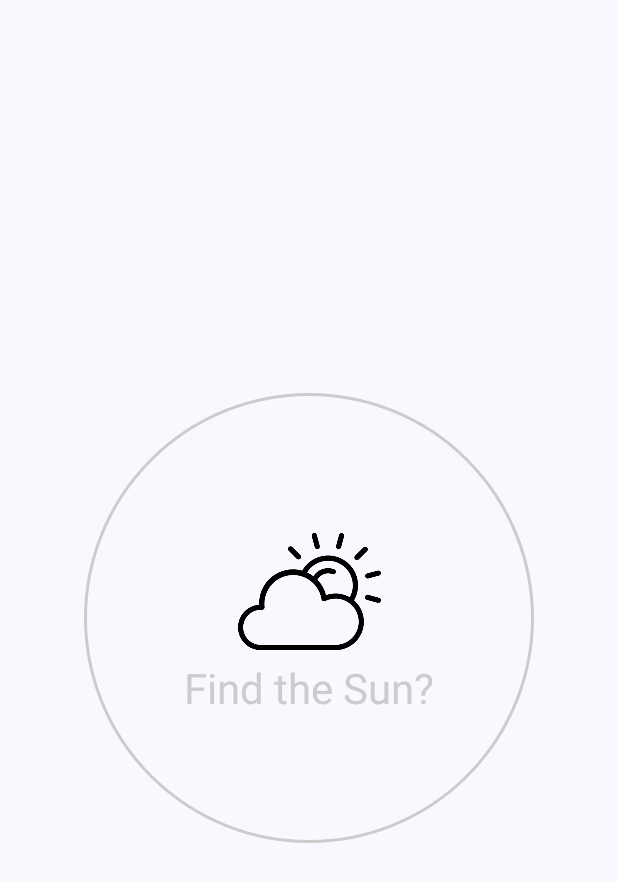
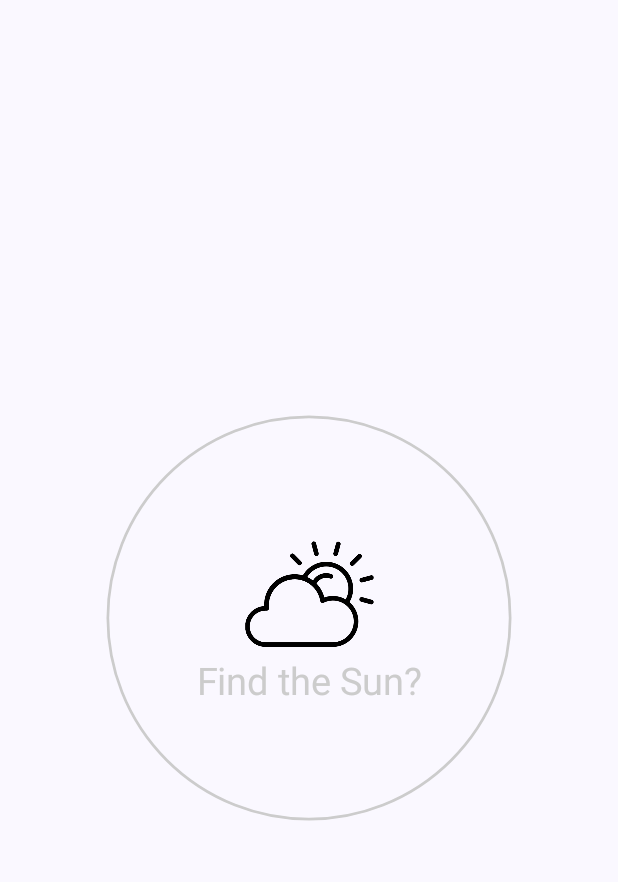
Before and after one commit to MeteorBlitz/jetWeatherForecast, an Android app built with Jetpack Compose: the @Preview function GreetingPreview, on a phone screen of 412 x 824 dp. Shown: the top 882 px of the screen. Run offline under Robolectric (Android 15) with nearby library versions, the phone set to English and light mode, and no system bars; our stand-ins replace Dagger/Hilt's generated code.

Commit message:
Creating UI - Animate splashscreen & navigate to homeScreen

```diff
--- a/app/src/main/java/com/example/jetweatherforecast/navigation/WeatherNavigation.kt
+++ b/app/src/main/java/com/example/jetweatherforecast/navigation/WeatherNavigation.kt
@@ -4,6 +4,7 @@ import androidx.compose.runtime.Composable
 import androidx.navigation.compose.NavHost
 import androidx.navigation.compose.composable
 import androidx.navigation.compose.rememberNavController
+import com.example.jetweatherforecast.screens.MainScreen
 import com.example.jetweatherforecast.screens.WeatherSplashScreen
 
 @Composable
@@ -12,7 +13,9 @@ fun WeatherNavigation(){
     NavHost(navController = naviController, startDestination = WeatherScreens.SplashScreen.name) {
         composable(WeatherScreens.SplashScreen.name) {
             WeatherSplashScreen(navController = naviController)
-
+        }
+        composable(WeatherScreens.MainScreen.name) {
+            MainScreen(navController = naviController)
         }
 
     }
--- /dev/null
+++ b/app/src/main/java/com/example/jetweatherforecast/screens/MainScreen.kt
@@ -0,0 +1,11 @@
+package com.example.jetweatherforecast.screens
+
+import androidx.compose.material3.Text
+import androidx.compose.runtime.Composable
+import androidx.navigation.NavController
+
+@Composable
+fun MainScreen(navController: NavController){
+    Text(text = "Main Screen")
+
+}
--- a/app/src/main/java/com/example/jetweatherforecast/screens/WeatherSplashScreen.kt
+++ b/app/src/main/java/com/example/jetweatherforecast/screens/WeatherSplashScreen.kt
@@ -1,5 +1,8 @@
 package com.example.jetweatherforecast.screens
 
+import android.view.animation.OvershootInterpolator
+import androidx.compose.animation.core.Animatable
+import androidx.compose.animation.core.tween
 import androidx.compose.foundation.BorderStroke
 import androidx.compose.foundation.Image
 import androidx.compose.foundation.layout.Arrangement
@@ -11,18 +14,41 @@ import androidx.compose.material3.MaterialTheme
 import androidx.compose.material3.Surface
 import androidx.compose.material3.Text
 import androidx.compose.runtime.Composable
+import androidx.compose.runtime.LaunchedEffect
+import androidx.compose.runtime.remember
 import androidx.compose.ui.Alignment
 import androidx.compose.ui.Modifier
+import androidx.compose.ui.draw.scale
 import androidx.compose.ui.graphics.Color
 import androidx.compose.ui.layout.ContentScale
 import androidx.compose.ui.res.painterResource
 import androidx.compose.ui.unit.dp
 import androidx.navigation.NavController
 import com.example.jetweatherforecast.R
+import com.example.jetweatherforecast.navigation.WeatherScreens
+import kotlinx.coroutines.delay
 
 @Composable
 fun WeatherSplashScreen(navController: NavController){
-    Surface(modifier = Modifier.padding(15.dp).size(300.dp),
+    val scale = remember {
+        Animatable(0f)
+    }
+    LaunchedEffect(key1 = true, block = {
+        scale.animateTo(targetValue = 0.9f,
+            animationSpec = tween(
+                durationMillis = 800,
+                easing = {
+                    OvershootInterpolator(8f)
+                        .getInterpolation(it)
+                },
+               // delayMillis = 400
+            )
+        )
+        delay(2000L)
+        navController.navigate(WeatherScreens.MainScreen.name)
+    })
+
+    Surface(modifier = Modifier.padding(15.dp).size(300.dp).scale(scale.value),
         shape = CircleShape,
         border = BorderStroke(width = 2.dp, color = Color.LightGray) ) {
         Column(modifier = Modifier.padding(1.dp),
```
